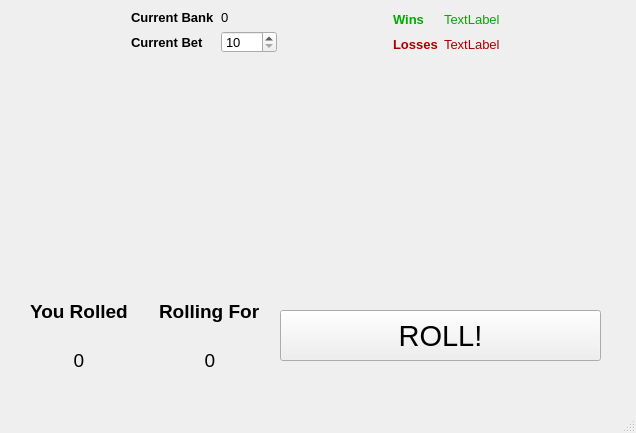
Old version of the form CrapsMainWindow.ui in the repository SNHU-CETA-CSE/crapsnqt-nathanielpatrick-lemana.
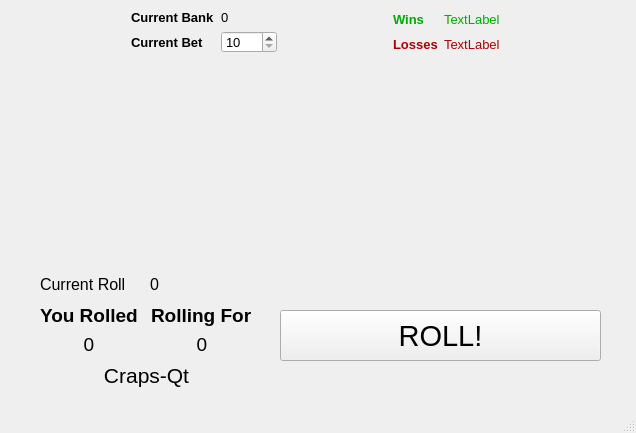
New version of the form. Icons and pictures are not drawn.

Commit message: Properly implemented betting, win/loss label and current roll

Diff of the .ui file:
```diff
--- a/CrapsMainWindow.ui
+++ b/CrapsMainWindow.ui
@@ -88,7 +88,7 @@
         </widget>
        </item>
        <item row="1" column="1">
-        <widget class="QSpinBox" name="spinBox">
+        <widget class="QSpinBox" name="userBetUI">
          <property name="font">
           <font>
            <family>MS UI Gothic</family>
@@ -423,16 +423,63 @@
      </item>
     </layout>
    </widget>
-   <widget class="QWidget" name="horizontalLayoutWidget_4">
+   <widget class="QPushButton" name="rollButton">
     <property name="geometry">
      <rect>
-      <x>30</x>
-      <y>290</y>
-      <width>231</width>
-      <height>91</height>
+      <x>280</x>
+      <y>310</y>
+      <width>321</width>
+      <height>51</height>
      </rect>
     </property>
-    <layout class="QHBoxLayout" name="horizontalLayout_3">
+    <property name="font">
+     <font>
+      <family>MS UI Gothic</family>
+      <pointsize>22</pointsize>
+     </font>
+    </property>
+    <property name="text">
+     <string>ROLL!</string>
+    </property>
+   </widget>
+   <widget class="QWidget" name="verticalLayoutWidget_3">
+    <property name="geometry">
+     <rect>
+      <x>40</x>
+      <y>270</y>
+      <width>213</width>
+      <height>119</height>
+     </rect>
+    </property>
+    <layout class="QVBoxLayout" name="verticalLayout_3">
+     <item>
+      <layout class="QHBoxLayout" name="horizontalLayout_5">
+       <item>
+        <widget class="QLabel" name="label_8">
+         <property name="font">
+          <font>
+           <pointsize>12</pointsize>
+          </font>
+         </property>
+         <property name="text">
+          <string>Current Roll</string>
+         </property>
+        </widget>
+       </item>
+       <item>
+        <widget class="QLabel" name="currentRollUI">
+         <property name="font">
+          <font>
+           <pointsize>12</pointsize>
+          </font>
+         </property>
+         <property name="text">
+          <string>0</string>
+         </property>
+        </widget>
+       </item>
+      </layout>
+     </item>
      <item>
       <layout class="QHBoxLayout" name="rollStats">
        <item>
@@ -520,27 +567,23 @@
        </item>
       </layout>
      </item>
+     <item>
+      <widget class="QLabel" name="statusUI">
+       <property name="font">
+        <font>
+         <pointsize>16</pointsize>
+        </font>
+       </property>
+       <property name="text">
+        <string>Craps-Qt</string>
+       </property>
+       <property name="alignment">
+        <set>Qt::AlignCenter</set>
+       </property>
+      </widget>
+     </item>
     </layout>
    </widget>
-   <widget class="QPushButton" name="rollButton">
-    <property name="geometry">
-     <rect>
-      <x>280</x>
-      <y>310</y>
-      <width>321</width>
-      <height>51</height>
-     </rect>
-    </property>
-    <property name="font">
-     <font>
-      <family>MS UI Gothic</family>
-      <pointsize>22</pointsize>
-     </font>
-    </property>
-    <property name="text">
-     <string>ROLL!</string>
-    </property>
-   </widget>
   </widget>
   <widget class="QMenuBar" name="menubar">
    <property name="geometry">
```
The commit also changes 2 other files.
